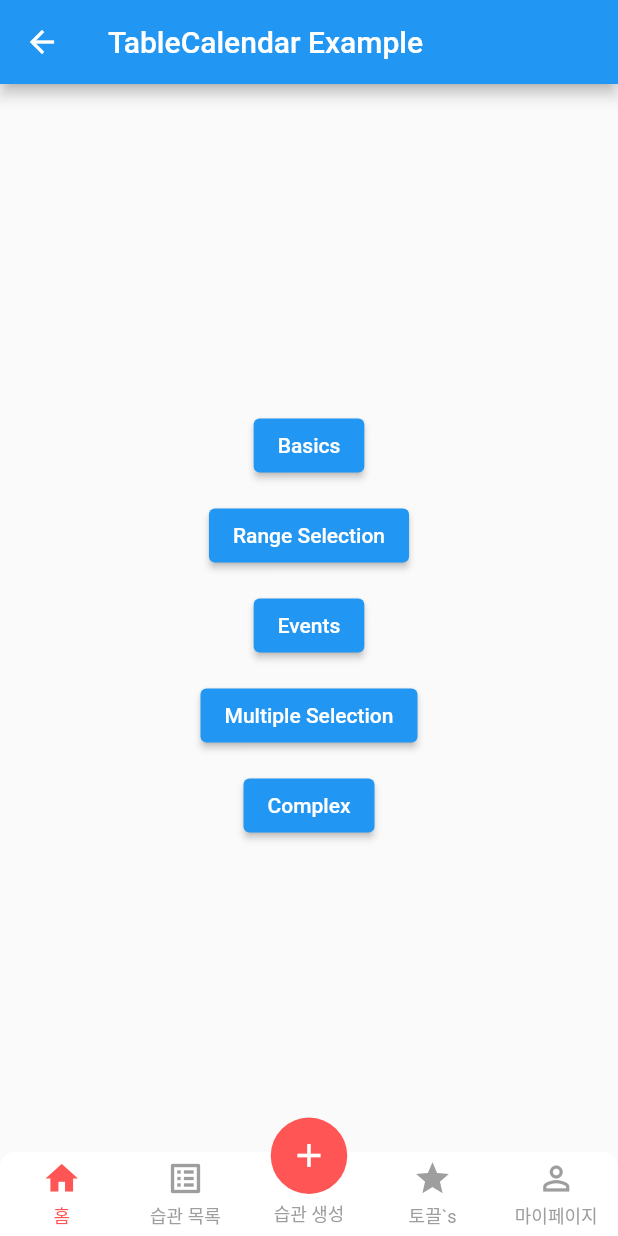
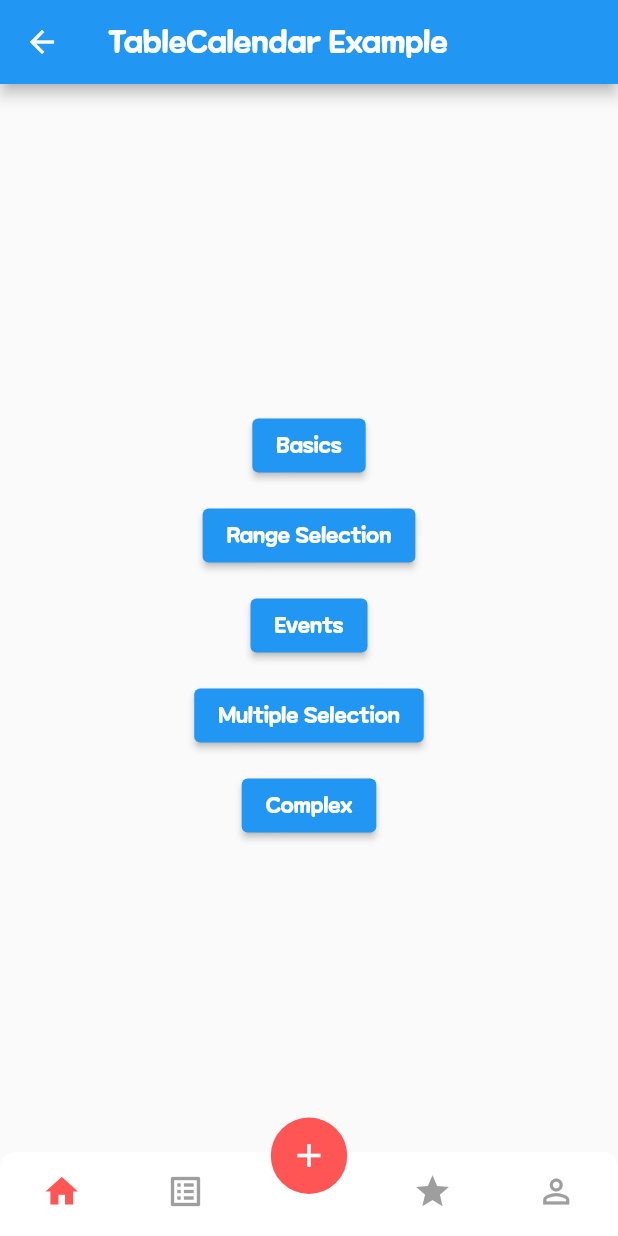
Before and after one commit to Cheetozzeong/TTT, a Flutter app: the screen it shows after launch, after a tap on "login", on a phone screen of 412 x 824 dp. Run offline on Flutter 3.47's test engine with Material 2 defaults, Android fonts, the phone set to English and light mode, and no system bars; drawn by our look-alikes of persistent_bottom_nav_bar; our stand-ins replace firebase_core, get, table_calendar; accounts and stored records are empty.

Commit message:
🎨: 변경 기본 글꼴

```diff
--- a/tickle_tackle_tockle/lib/main.dart
+++ b/tickle_tackle_tockle/lib/main.dart
@@ -29,7 +29,8 @@ class MyApp extends StatelessWidget {
     return GetMaterialApp(
       debugShowCheckedModeBanner: false,
       theme: ThemeData(
-          primaryColor: TTTPrimary1,
+        primaryColor: TTTPrimary1,
+        fontFamily: "Maplestory",
       ),
       home: LoginScreen(),
     );
@@ -55,35 +56,30 @@ class BottomNavBar extends StatelessWidget {
       return [
         PersistentBottomNavBarItem(
           icon: const Icon(Icons.home),
-          title: ("홈"),
           activeColorPrimary: TTTPrimary1,
           inactiveColorPrimary: Colors.grey,
         ),
         PersistentBottomNavBarItem(
           icon: const Icon(Icons.list_alt),
           inactiveIcon: const Icon(Icons.list_alt),
-          title: ("습관 목록"),
           activeColorPrimary: TTTPrimary1,
           inactiveColorPrimary: Colors.grey,
         ),
         PersistentBottomNavBarItem(
           icon: const Icon(Icons.add, color: Colors.white,),
           inactiveIcon: const Icon(Icons.add, color: Colors.white,),
-          title: ("습관 생성"),
           activeColorPrimary: TTTPrimary1,
           inactiveColorPrimary: Colors.grey,
         ),
         PersistentBottomNavBarItem(
           icon: const Icon(Icons.star),
           inactiveIcon: const Icon(Icons.star),
-          title: ("토끌`s"),
           activeColorPrimary: TTTPrimary1,
           inactiveColorPrimary: Colors.grey,
         ),
         PersistentBottomNavBarItem(
           icon: const Icon(Icons.person),
           inactiveIcon: const Icon(Icons.person_outline),
-          title: ("마이페이지"),
           activeColorPrimary: TTTPrimary1,
           inactiveColorPrimary: Colors.grey,
         ),
--- a/tickle_tackle_tockle/pubspec.yaml
+++ b/tickle_tackle_tockle/pubspec.yaml
@@ -68,6 +68,10 @@ flutter:
   #   - images/a_dot_burr.jpeg
   #   - images/a_dot_ham.jpeg
 
+  fonts:
+    - family: Maplestory
+      fonts:
+        - asset: assets/fonts/Maplestory-Bold.ttf
   # An image asset can refer to one or more resolution-specific "variants", see
   # https://flutter.dev/assets-and-images/#resolution-aware
 
```
Also changed, not shown: tickle_tackle_tockle/assets/fonts/Maplestory-Bold.ttf (added), tickle_tackle_tockle/assets/fonts/Maplestory-Light.ttf (added).
